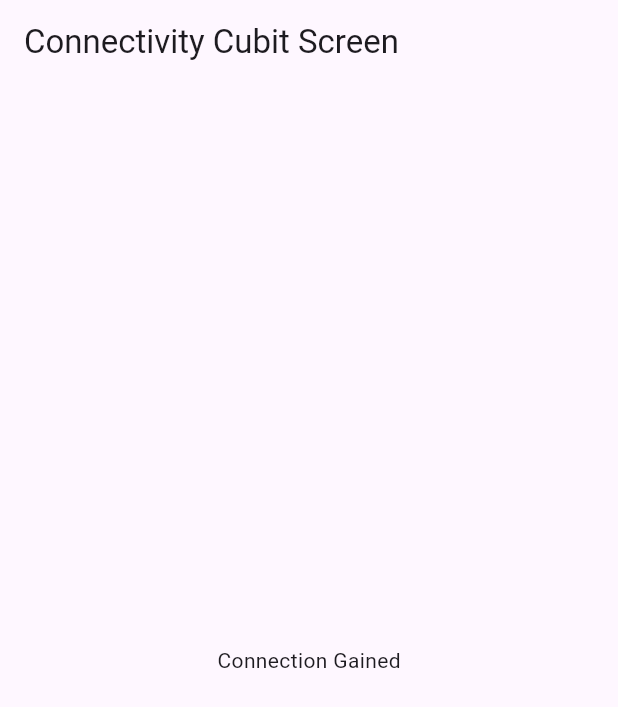
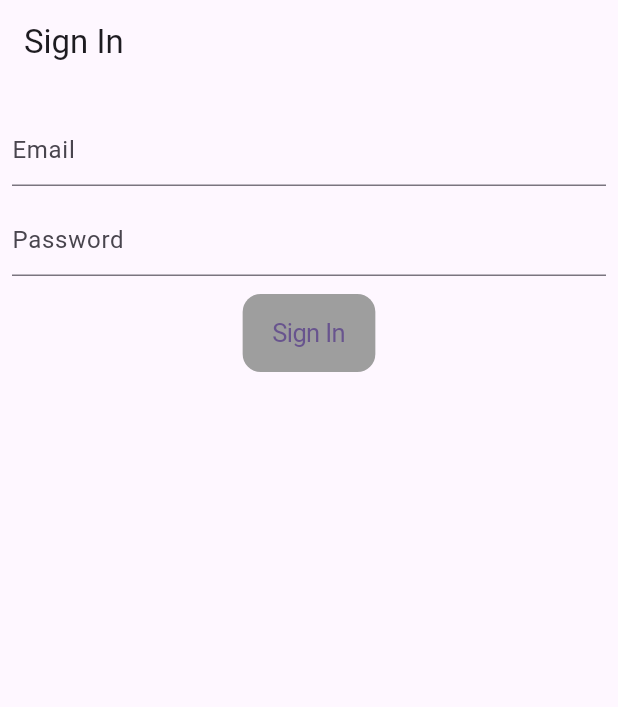
Before and after one commit to huzaifak08/Flutter-Bloc-State-Management, a Flutter app: the screen it shows after launch, on a phone screen of 412 x 824 dp. Shown: the top 707 px of the screen. Run offline on Flutter 3.47's test engine with Material 2 defaults, Android fonts, the phone set to English and light mode, and no system bars; our stand-ins replace cloud_firestore, connectivity_plus, firebase_auth, firebase_core, flutter_bloc; accounts and stored records are empty.

Commit message:
Form Validation using bloc done Allhamdullillah

```diff
--- /dev/null
+++ b/lib/Bloc/Form Validation/sign_in_bloc.dart
@@ -0,0 +1,56 @@
+import 'package:flutter_bloc/flutter_bloc.dart';
+
+class SignInBloc extends Bloc<SignInEvent, SignInState> {
+  SignInBloc() : super(SignInInitialState()) {
+    //Text Change Event:
+
+    on<SignInTextChangeEvent>((event, emit) {
+      if (event.email == '') {
+        emit(SignInErrorState('Enter Valid email'));
+      } else if (event.password.length <= 7) {
+        emit(SignInErrorState('Password must be greater than 7 Charachters'));
+      } else {
+        emit(SignInValidState());
+      }
+    });
+
+    // Submitted Event:
+
+    on<SignInSubmittedEvent>((event, emit) {
+      emit(SignInLoadingState());
+    });
+  }
+}
+
+// Events:
+
+abstract class SignInEvent {}
+
+class SignInTextChangeEvent extends SignInEvent {
+  final String email;
+  final String password;
+  SignInTextChangeEvent(this.email, this.password);
+}
+
+class SignInSubmittedEvent extends SignInEvent {
+  final String email;
+  final String password;
+  SignInSubmittedEvent(this.email, this.password);
+}
+
+// States
+
+abstract class SignInState {}
+
+class SignInInitialState extends SignInState {}
+
+class SignInValidState extends SignInState {}
+
+class SignInSubmittedState extends SignInState {}
+
+class SignInLoadingState extends SignInState {}
+
+class SignInErrorState extends SignInState {
+  final String error;
+  SignInErrorState(this.error);
+}
--- /dev/null
+++ b/lib/Bloc/Form Validation/sign_in_screen.dart
@@ -0,0 +1,76 @@
+import 'package:bloc_statemanagement/Bloc/Form%20Validation/sign_in_bloc.dart';
+import 'package:flutter/cupertino.dart';
+import 'package:flutter/material.dart';
+import 'package:flutter_bloc/flutter_bloc.dart';
+
+class SignInScreen extends StatelessWidget {
+  SignInScreen({super.key});
+
+  final emailController = TextEditingController();
+  final passwordController = TextEditingController();
+
+  @override
+  Widget build(BuildContext context) {
+    final signInBloc = BlocProvider.of<SignInBloc>(context);
+
+    return Scaffold(
+      appBar: AppBar(title: Text('Sign In')),
+      body: Padding(
+        padding: const EdgeInsets.all(8.0),
+        child: Column(
+          children: [
+            BlocBuilder<SignInBloc, SignInState>(
+              builder: (context, state) {
+                if (state is SignInErrorState) {
+                  return Text(
+                    state.error,
+                    style: TextStyle(color: Colors.red),
+                  );
+                } else
+                  return Container();
+              },
+            ),
+            SizedBox(height: 12),
+            TextField(
+              controller: emailController,
+              decoration: InputDecoration(hintText: 'Email'),
+              onChanged: (value) {
+                signInBloc.add(SignInTextChangeEvent(
+                    emailController.text, passwordController.text));
+              },
+            ),
+            SizedBox(height: 12),
+            TextField(
+              controller: passwordController,
+              decoration: InputDecoration(hintText: 'Password'),
+              onChanged: (value) {
+                signInBloc.add(SignInTextChangeEvent(
+                    emailController.text, passwordController.text));
+              },
+            ),
+            SizedBox(height: 12),
+            BlocBuilder<SignInBloc, SignInState>(
+              builder: (context, state) {
+                if (state is SignInLoadingState) {
+                  return Center(child: CircularProgressIndicator());
+                } else {
+                  return CupertinoButton(
+                    child: Text('Sign In'),
+                    color:
+                        (state is SignInValidState) ? Colors.blue : Colors.grey,
+                    onPressed: () {
+                      if (state is SignInValidState) {
+                        signInBloc.add(SignInSubmittedEvent(
+                            emailController.text, passwordController.text));
+                      }
+                    },
+                  );
+                }
+              },
+            )
+          ],
+        ),
+      ),
+    );
+  }
+}
--- a/lib/main.dart
+++ b/lib/main.dart
@@ -1,8 +1,9 @@
 import 'package:bloc_statemanagement/Bloc/Authentication/auth_bloc.dart';
 import 'package:bloc_statemanagement/Bloc/Firestore/data_bloc.dart';
 import 'package:bloc_statemanagement/Bloc/Firestore/database_service.dart';
+import 'package:bloc_statemanagement/Bloc/Form%20Validation/sign_in_bloc.dart';
+import 'package:bloc_statemanagement/Bloc/Form%20Validation/sign_in_screen.dart';
 import 'package:bloc_statemanagement/Cubit/connectivity_cubit.dart';
-import 'package:bloc_statemanagement/Cubit/connectivity_cubit_screen.dart';
 import 'package:firebase_core/firebase_core.dart';
 import 'package:flutter/material.dart';
 import 'package:flutter_bloc/flutter_bloc.dart';
@@ -28,9 +29,8 @@ class MyApp extends StatelessWidget {
         BlocProvider<DataBloc>(
             create: (context) => DataBloc(DatabaseService())),
         BlocProvider<AuthBloc>(create: (context) => AuthBloc(AuthService())),
-        BlocProvider<InternetCubit>(
-          create: (context) => InternetCubit(),
-        )
+        BlocProvider<InternetCubit>(create: (context) => InternetCubit()),
+        BlocProvider<SignInBloc>(create: (context) => SignInBloc()),
       ],
       child: MaterialApp(
         title: 'Flutter Demo',
@@ -38,7 +38,7 @@ class MyApp extends StatelessWidget {
           colorScheme: ColorScheme.fromSeed(seedColor: Colors.deepPurple),
           useMaterial3: true,
         ),
-        home: const ConnectivityCubitScreen(),
+        home: SignInScreen(),
       ),
     );
   }
```
